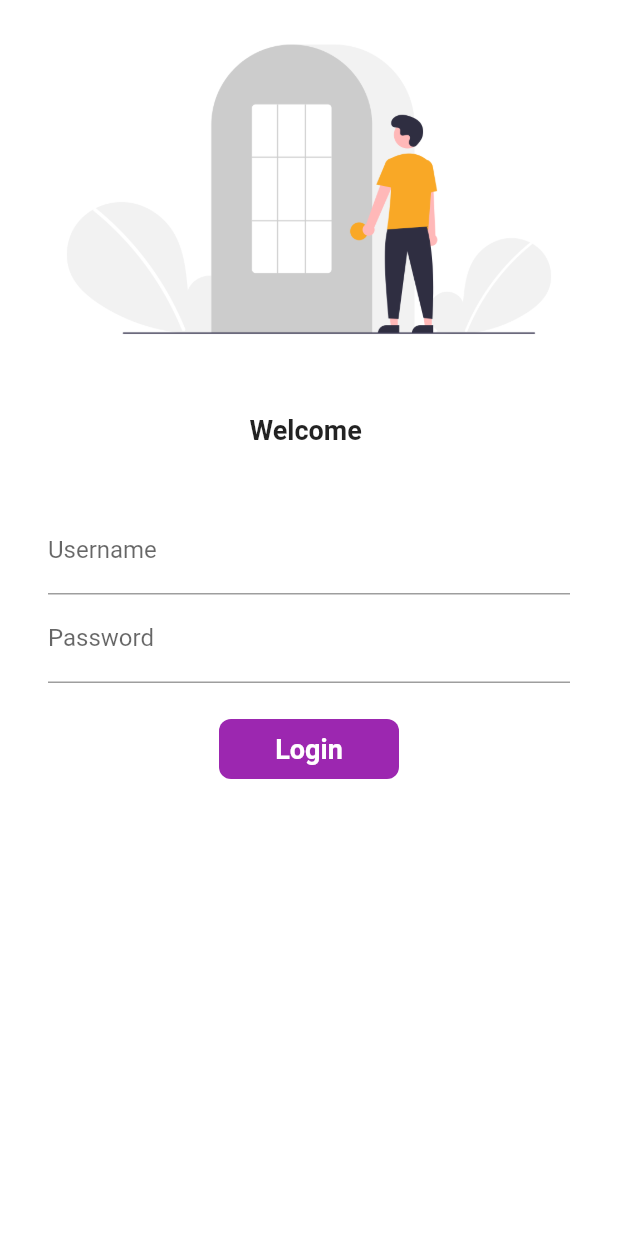
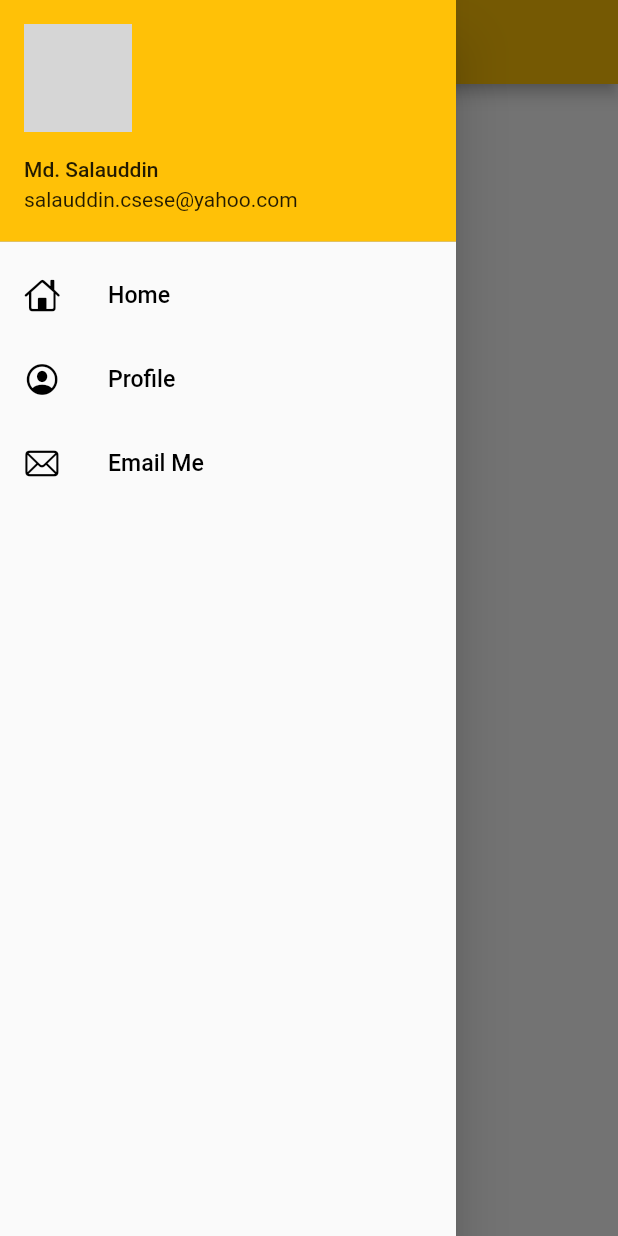
Before and after one commit to Md-Salauddin/e_com, a Flutter app: the screen it shows after launch, with the side drawer open (before the commit the screen has no drawer), on a phone screen of 412 x 824 dp. Run offline on Flutter 3.47's test engine with Material 2 defaults, Android fonts, the phone set to English and light mode, and no system bars; our stand-ins replace google_fonts; network calls fail; grey boxes are pictures that could not be loaded.

Commit message:
Finished Day 7

```diff
--- a/lib/main.dart
+++ b/lib/main.dart
@@ -19,7 +19,8 @@ class MyApp extends StatelessWidget {
           fontFamily: GoogleFonts.lato().fontFamily),
       darkTheme:
           ThemeData(brightness: Brightness.light, primarySwatch: Colors.amber),
-      initialRoute: Routes.loginRoute,
+      //initialRoute: Routes.loginRoute,
+      initialRoute: Routes.homeRoute,
       routes: {
         Routes.homeRoute: (contex) => HomePage(),
         Routes.loginRoute: (contex) => LoginPage(),
--- a/lib/pages/home_page.dart
+++ b/lib/pages/home_page.dart
@@ -1,4 +1,6 @@
 import 'package:flutter/material.dart';
+
+import '../widgets/drawer.dart';
 
 class HomePage extends StatelessWidget {
 
@@ -15,7 +17,7 @@ class HomePage extends StatelessWidget {
           child: Text("Flutter learning within $days day's"),
         ),
       ),
-      drawer: Drawer(),
+      drawer: MyDrawer(),
     );
   }
 }
--- /dev/null
+++ b/lib/widgets/drawer.dart
@@ -0,0 +1,64 @@
+import 'package:flutter/cupertino.dart';
+import 'package:flutter/material.dart';
+
+class MyDrawer extends StatelessWidget {
+  const MyDrawer({Key? key}) : super(key: key);
+
+  @override
+  Widget build(BuildContext context) {
+    const String imageUrl =
+        "https://img.freepik.com/free-vector/bread-man-logo-ilustrations_105179-4.jpg?w=740";
+
+    return Drawer(
+      child: ListView(
+        children: [
+          DrawerHeader(
+            padding: EdgeInsets.zero,
+            child: UserAccountsDrawerHeader(
+              margin: EdgeInsets.zero,
+              accountName: Text("Md. Salauddin"),
+              accountEmail: Text("salauddin.csese@yahoo.com"),
+              //currentAccountPicture: Image.network(imageUrl),
+              currentAccountPicture: CircleAvatar(
+                backgroundImage: NetworkImage(imageUrl),
+              ),
+            ),
+          ),
+          ListTile(
+            leading: Icon(
+              CupertinoIcons.home,
+              color: Colors.black,
+            ),
+            title: Text(
+              "Home",
+              textScaleFactor: 1.1,
+              style: TextStyle(color: Colors.black),
+            ),
+          ),
+          ListTile(
+            leading: Icon(
+              CupertinoIcons.profile_circled,
+              color: Colors.black,
+            ),
+            title: Text(
+              "Profile",
+              textScaleFactor: 1.1,
+              style: TextStyle(color: Colors.black),
+            ),
+          ),
+          ListTile(
+            leading: Icon(
+              CupertinoIcons.mail,
+              color: Colors.black,
+            ),
+            title: Text(
+              "Email Me",
+              textScaleFactor: 1.1,
+              style: TextStyle(color: Colors.black),
+            ),
+          ),
+        ],
+      ),
+    );
+  }
+}
```
